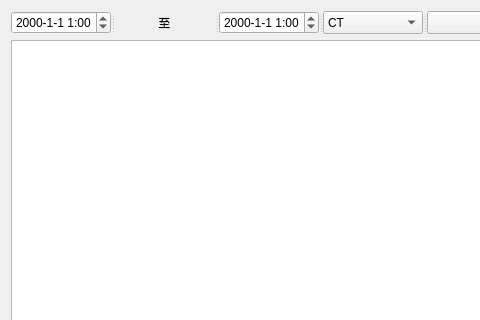
Qt form Tools/MHealthReport/patientsform.ui (zyq1569/HealthApp) before a commit; both pictures show x 0 to 480 and y 0 to 320 of the 718 by 510 pixel window.
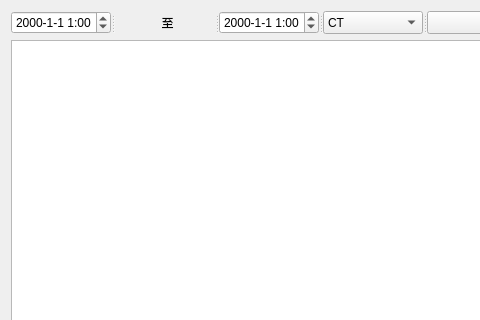
The same form after that commit. Icons and pictures are not drawn.

```diff
--- a/Tools/MHealthReport/patientsform.ui
+++ b/Tools/MHealthReport/patientsform.ui
@@ -45,7 +45,7 @@
        </size>
       </property>
       <property name="text">
-       <string>             至</string>
+       <string>              至</string>
       </property>
      </widget>
      <widget class="QDateTimeEdit" name="dateTimeEdit_2">
```
